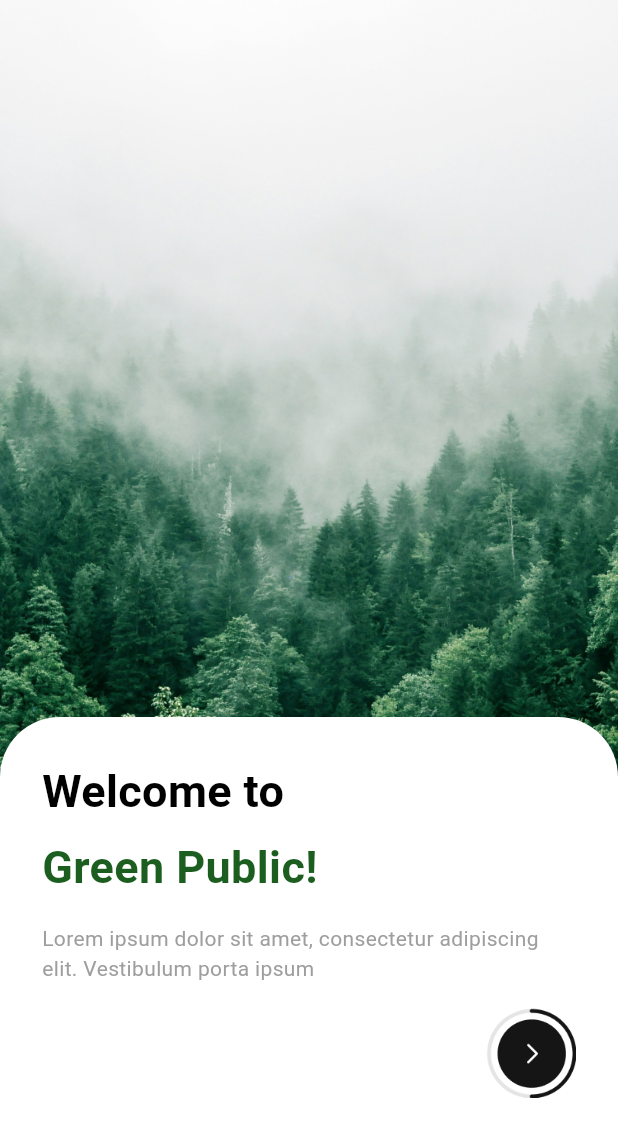
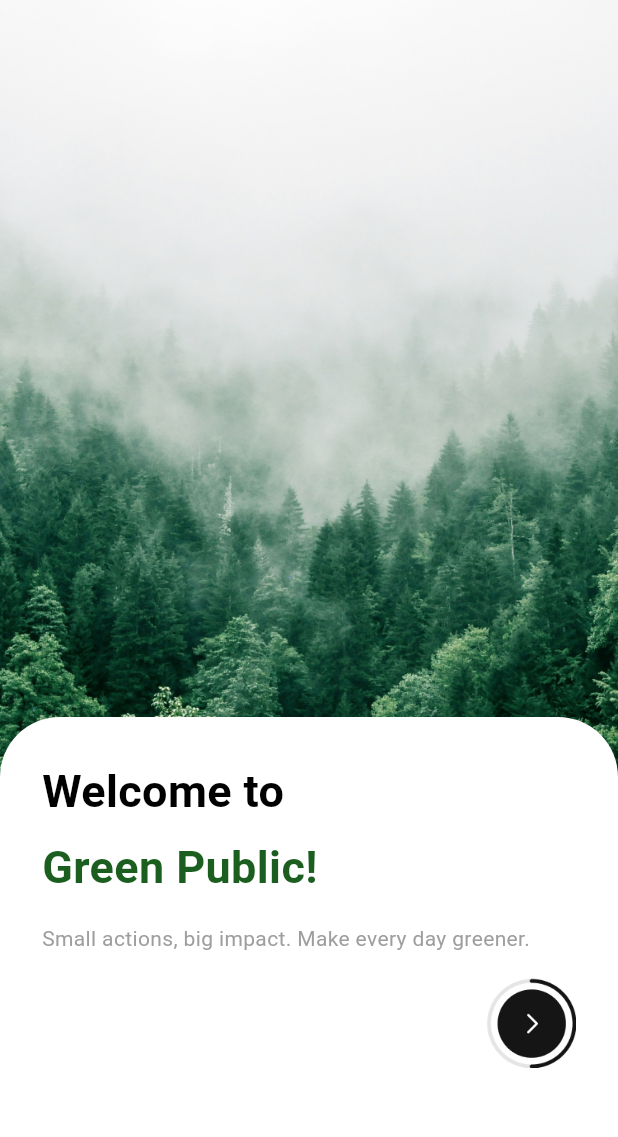
Before and after one commit to GiyasRzza/green_public_mobile, a Flutter app: the screen it shows after launch, on a phone screen of 412 x 824 dp. Shown: the top 1137 px of the screen. Run offline on Flutter 3.47's test engine with Material 3 defaults, Android fonts, the phone set to English and light mode, and no system bars; our stand-ins replace geolocator, google_maps_flutter, image_picker, searchfield, sembast, video_player; missing offline and left inert: flutter_inappwebview, quick_actions, yandex_maps_mapkit_lite; network calls fail.

Commit message:
fixing 2 2

```diff
--- a/lib/page/first/first_page.dart
+++ b/lib/page/first/first_page.dart
@@ -72,7 +72,7 @@ class _FState extends State<FirstPage> {
                                   ),
                                   const SizedBox(height: 16),
                                   const Text(
-                                    "Lorem ipsum dolor sit amet, consectetur adipiscing elit. Vestibulum porta ipsum",
+                                    "Small actions, big impact. Make every day greener.",
                                     style: TextStyle(
                                       fontSize: 14,
                                       color: Colors.grey,
```
